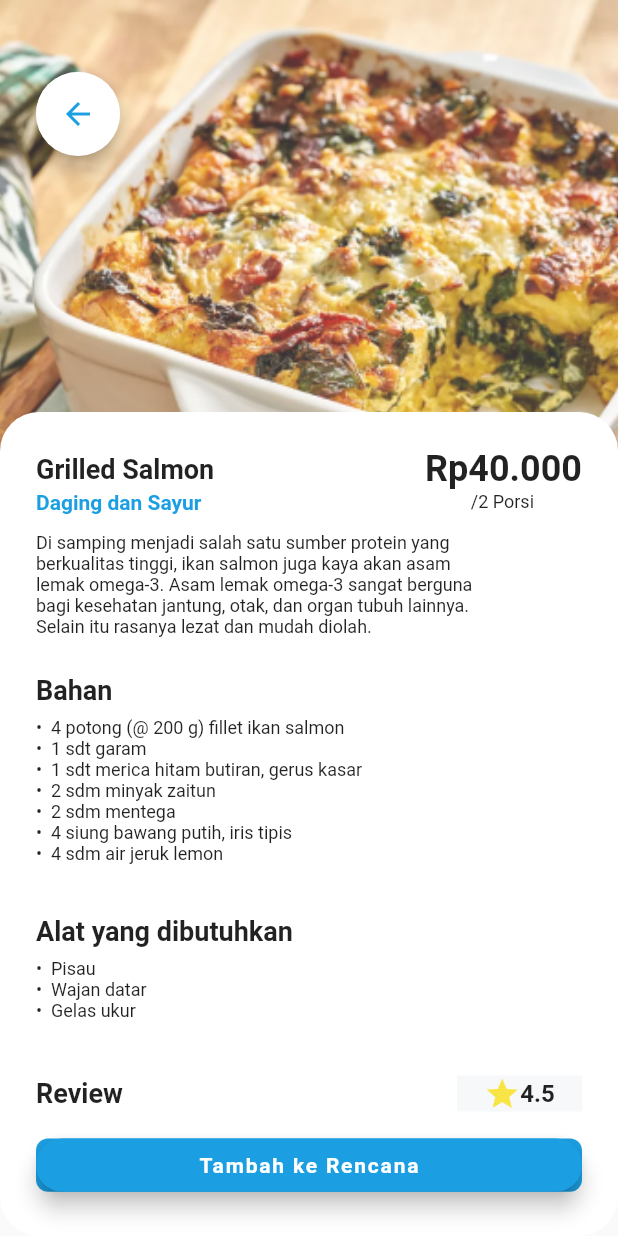
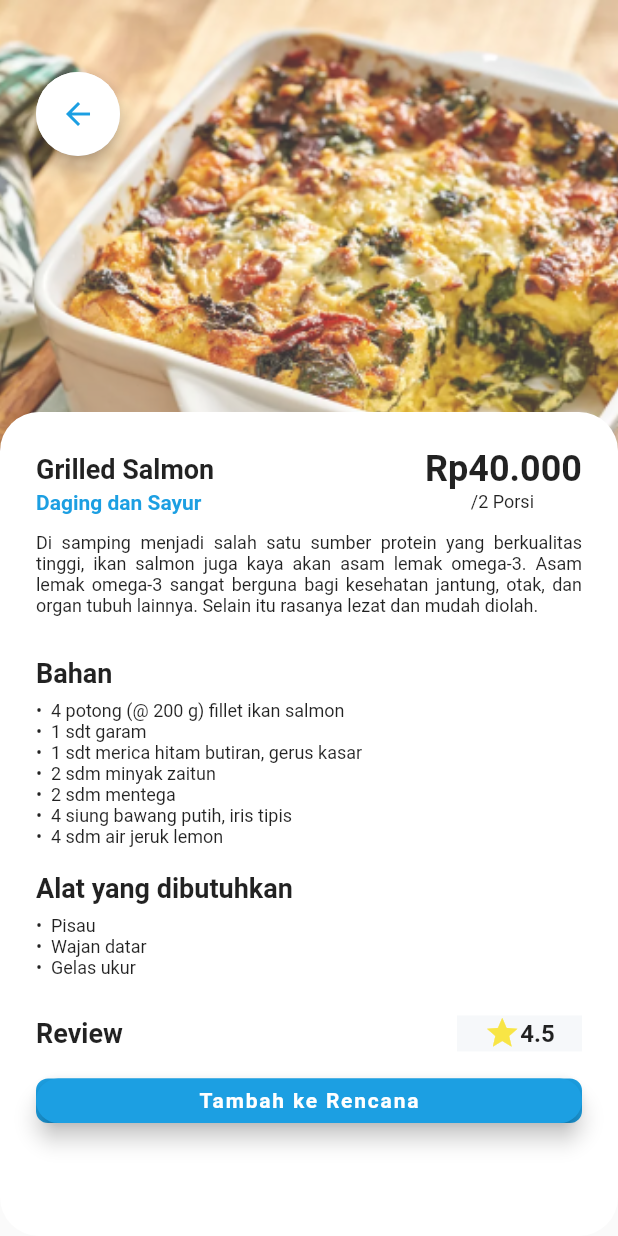
Before and after one commit to JuJu222/MealKitFlutter, a Flutter app: the screen it shows after launch, on a phone screen of 412 x 824 dp. Run offline on Flutter 3.47's test engine with Material 2 defaults, Android fonts, the phone set to English and light mode, and no system bars; our stand-ins replace email_validator, google_fonts; Roboto replaces fonts that are missing (Quicksand).

Commit message:
tidier code

```diff
--- a/lib/views/Informasi_Resep.dart
+++ b/lib/views/Informasi_Resep.dart
@@ -72,7 +72,9 @@ class _InformasiResepPageState extends State<InformasiResepPage> {
                       shape: BoxShape.rectangle),
                   padding: EdgeInsets.only(top: 24),
                   child: Column(children: [
-                    Row(
+                    Flexible(
+                      flex: 1,
+                      child: Row(
                           mainAxisAlignment: MainAxisAlignment.spaceBetween,
                           children: [
                             Flexible(
@@ -96,7 +98,10 @@ class _InformasiResepPageState extends State<InformasiResepPage> {
                                           fontFamily: 'Quicksand',
                                         )))),
                           ]),
-                    Row(
+                    ),
+                    Flexible(
+                      flex: 1,
+                      child: Row(
                           mainAxisAlignment: MainAxisAlignment.spaceBetween,
                           children: [
                             Flexible(
@@ -126,13 +131,16 @@ class _InformasiResepPageState extends State<InformasiResepPage> {
                                           fontFamily: 'Quicksand',
                                         )))),
                           ]),
+                    ),
                     Flexible(
                       flex: 2,
                       child: Container(
+                          width: double.infinity,
                           alignment: Alignment.topLeft,
-                          margin: EdgeInsets.only(top: 12, left: 24, bottom: 0),
+                          margin: EdgeInsets.only(top: 12, left: 24, right: 24,bottom: 0),
                           child: Text(
-                            "Di samping menjadi salah satu sumber protein yang\nberkualitas tinggi, ikan salmon juga kaya akan asam\nlemak omega-3. Asam lemak omega-3 sangat berguna\nbagi kesehatan jantung, otak, dan organ tubuh lainnya.\nSelain itu rasanya lezat dan mudah diolah.",
+                            "Di samping menjadi salah satu sumber protein yang berkualitas tinggi, ikan salmon juga kaya akan asam lemak omega-3. Asam lemak omega-3 sangat berguna bagi kesehatan jantung, otak, dan organ tubuh lainnya. Selain itu rasanya lezat dan mudah diolah.",
+                            textAlign: TextAlign.justify,
                             style: TextStyle(
                               fontSize: 12,
                               fontFamily: 'Quicksand',
@@ -141,12 +149,10 @@ class _InformasiResepPageState extends State<InformasiResepPage> {
                             // textAlign: TextAlign.justify,
                           )),
                     ),
-                    Container(
-                        child: Flexible(
+                    Flexible(
                         flex: 3,
                         child: ListView(
-                              padding:
-                                  EdgeInsets.only(top: 0, left: 24, bottom: 0),
+                          padding: EdgeInsets.only(top: 0, left: 24, bottom: 0),
                           children: [
                             Text("Bahan",
                                 style: TextStyle(
@@ -182,8 +188,7 @@ class _InformasiResepPageState extends State<InformasiResepPage> {
                                   // fontWeight: FontWeight.bold,
                                   fontSize: 12, fontFamily: 'Quicksand',
                                 )),
-                                Text(
-                                    "${bullet} 4 siung bawang putih, iris tipis",
+                            Text("${bullet} 4 siung bawang putih, iris tipis",
                                 style: TextStyle(
                                   // fontWeight: FontWeight.bold,
                                   fontSize: 12, fontFamily: 'Quicksand',
@@ -194,9 +199,8 @@ class _InformasiResepPageState extends State<InformasiResepPage> {
                                   fontSize: 12, fontFamily: 'Quicksand',
                                 )),
                           ],
-                            ))),
-                    Container(
-                      child: Flexible(
+                        )),
+                    Flexible(
                         flex: 2,
                         child: ListView(
                           padding: EdgeInsets.only(top: 0, left: 24),
@@ -226,7 +230,6 @@ class _InformasiResepPageState extends State<InformasiResepPage> {
                                 )),
                           ],
                         )),
-                    ),
                     Flexible(
                       flex: 1,
                       child: Row(
```
Lines whose indentation alone changed are shown as unchanged.
